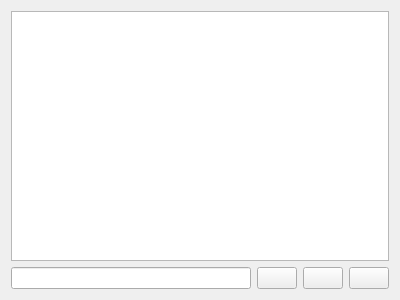
Before: the Qt Designer form plugins/dockers/compositiondocker/wdgcompositiondocker.ui in KDE/krita, drawn with Qt 5.
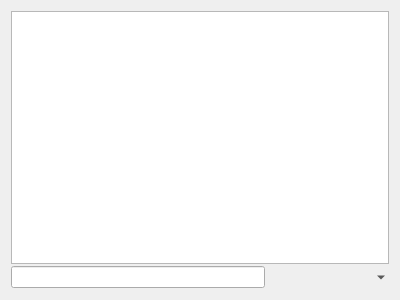
After: the same form once the commit is applied.

Commit message:
Compositions Docker now Allows for the Exporting of Animations
Other changes needed to be made to get this to happen: Specifically,
the plugin `extensions/animationrenderer` is now removed and built
internally into Krita so that shared access is possible.

Compositions Docker's export settings are much simpler than the
Animation Export window for the time being. If users need more
control of export settings, we can come back to this. For the time
being, we simply use the previously used export settings for animation.

(Cherry-picked from master commit 84a2ebb263c1454386f5eb57c3edebaf60b136b4)

```diff
--- a/plugins/dockers/compositiondocker/wdgcompositiondocker.ui
+++ b/plugins/dockers/compositiondocker/wdgcompositiondocker.ui
@@ -11,37 +11,52 @@
    </rect>
   </property>
   <layout class="QGridLayout" name="gridLayout">
+   <property name="spacing">
+    <number>2</number>
+   </property>
+   <item row="0" column="0" colspan="5">
+    <widget class="QListView" name="compositionView">
+     <property name="toolTip">
+      <string>Checked compositions will be exported, unchecked won't.</string>
+     </property>
+    </widget>
+   </item>
    <item row="1" column="2">
     <widget class="QPushButton" name="deleteButton">
      <property name="text">
       <string/>
      </property>
-    </widget>
-   </item>
-   <item row="1" column="1">
-    <widget class="QPushButton" name="saveButton">
-     <property name="text">
-      <string/>
+     <property name="flat">
+      <bool>true</bool>
      </property>
     </widget>
    </item>
    <item row="1" column="0">
     <widget class="QLineEdit" name="saveNameEdit"/>
    </item>
+   <item row="1" column="1">
+    <widget class="QPushButton" name="saveButton">
+     <property name="text">
+      <string/>
+     </property>
+     <property name="flat">
+      <bool>true</bool>
+     </property>
+    </widget>
+   </item>
    <item row="1" column="3">
-    <widget class="QPushButton" name="exportButton">
+    <widget class="QToolButton" name="exportCompositions">
      <property name="toolTip">
       <string>Export checked compositions.</string>
      </property>
      <property name="text">
       <string/>
      </property>
-    </widget>
-   </item>
-   <item row="0" column="0" colspan="4">
-    <widget class="QListView" name="compositionView">
-     <property name="toolTip">
-      <string>Checked compositions will be exported, unchecked won't.</string>
+     <property name="popupMode">
+      <enum>QToolButton::MenuButtonPopup</enum>
+     </property>
+     <property name="autoRaise">
+      <bool>true</bool>
      </property>
     </widget>
    </item>
```
The commit also changes 28 other files.
